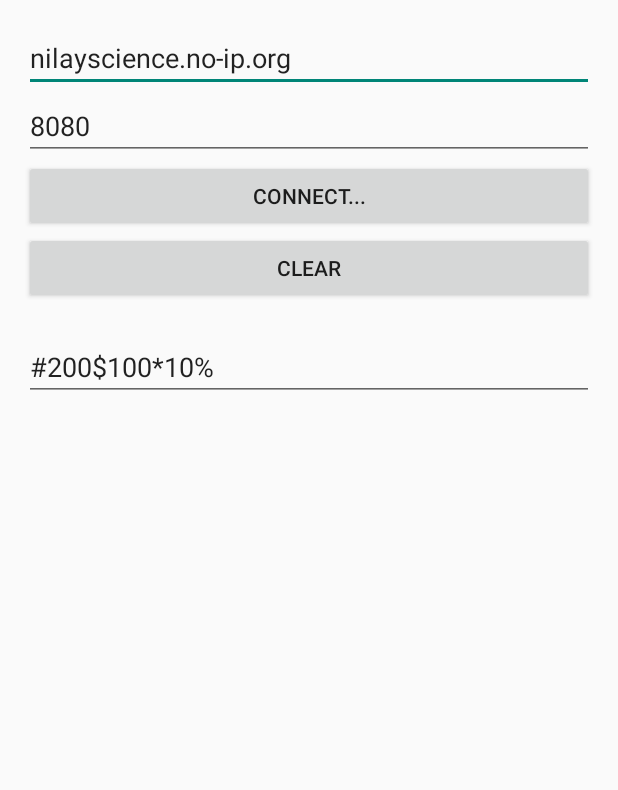
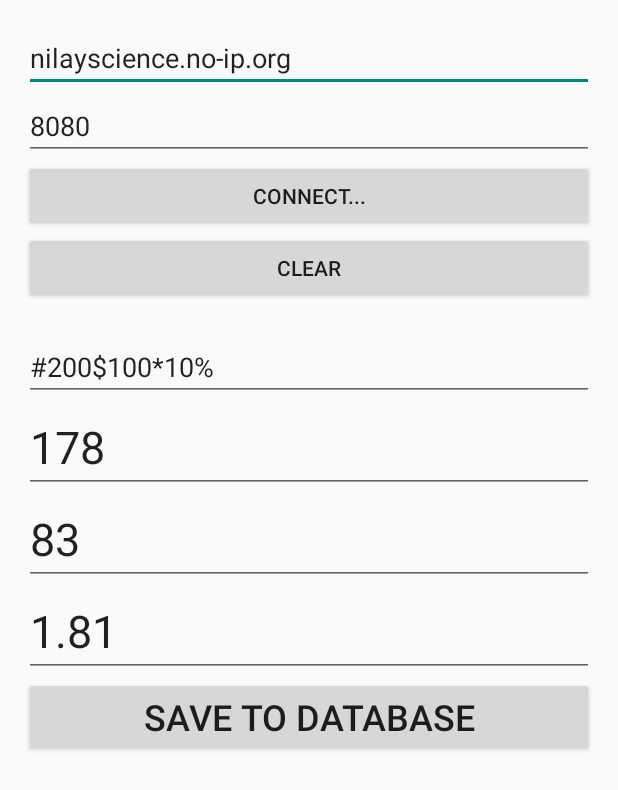
Before and after one commit to kumbhPlot/AshiotoRepo, an Android app: the MainActivity screen opened directly, with no data from a screen before it, on a phone screen of 412 x 824 dp. Shown: the top 790 px of the screen. Run offline under Robolectric (Android 15) with nearby library versions, the phone set to English and light mode, and no system bars; libraries missing offline, so code that uses them is left out: com.amazonaws.auth, com.amazonaws.mobileconnectors, com.amazonaws.regions, com.amazonaws.services; 3 statements that could not run were skipped.

Commit message:
Added Edittexts in layout for filling the values for testing.

```diff
--- a/app/src/main/res/layout/activity_main.xml
+++ b/app/src/main/res/layout/activity_main.xml
@@ -47,4 +47,28 @@
         android:layout_height="wrap_content"
         android:singleLine="true"
         android:text="#200$100*10%" />
+    <EditText
+        android:text="178"
+        android:textSize="30sp"
+        android:id="@+id/inSendDB"
+        android:layout_width="match_parent"
+        android:layout_height="wrap_content" />
+    <EditText
+        android:text="83"
+        android:textSize="30sp"
+        android:id="@+id/outSendDB"
+        android:layout_width="match_parent"
+        android:layout_height="wrap_content" />
+    <EditText
+        android:text="1.81"
+        android:textSize="30sp"
+        android:id="@+id/appSendDB"
+        android:layout_width="match_parent"
+        android:layout_height="wrap_content" />
+    <Button
+        android:textSize="24sp"
+        android:text="Save to Database"
+        android:id="@+id/sendButton"
+        android:layout_width="match_parent"
+        android:layout_height="wrap_content" />
 </LinearLayout>
```
